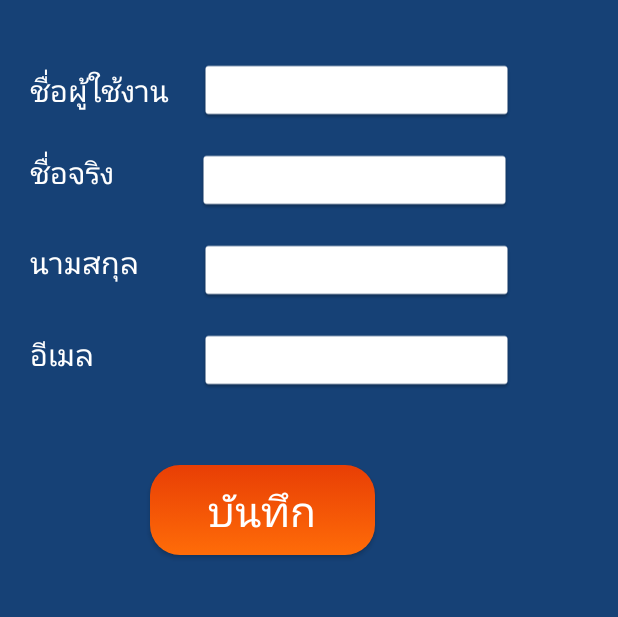
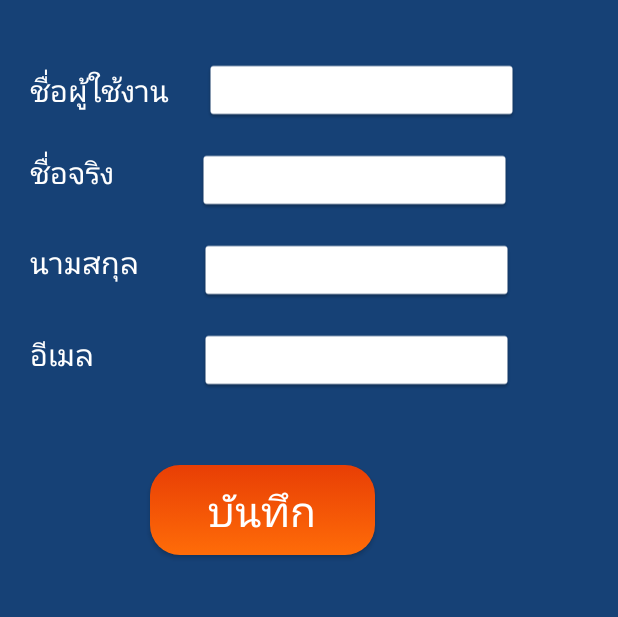
Before and after one commit to Zchacha/winwinapp, an Android app: the editprofile screen opened directly, with no data from a screen before it, on a phone screen of 412 x 824 dp, the part 339-956 px from its top. Run offline under Robolectric (Android 15) with nearby library versions, the phone set to English and light mode, and no system bars; Roboto replaces fonts that are not available here.

Commit message:
ลบปุ่มsetting

```diff
--- a/app/src/main/res/layout/activity_editprofile.xml
+++ b/app/src/main/res/layout/activity_editprofile.xml
@@ -39,7 +39,7 @@
             android:id="@+id/editText1"
             android:layout_width="210dp"
             android:layout_height="40dp"
-            android:layout_marginLeft="20dp"
+            android:layout_marginLeft="23dp"
             android:layout_marginTop="20dp"
             android:background="@drawable/common_google_signin_btn_icon_light_normal_background" />
 
--- a/app/src/main/res/menu/home.xml
+++ b/app/src/main/res/menu/home.xml
@@ -1,9 +1,5 @@
 <?xml version="1.0" encoding="utf-8"?>
 <menu xmlns:android="http://schemas.android.com/apk/res/android"
     xmlns:app="http://schemas.android.com/apk/res-auto">
-    <item
-        android:id="@+id/action_settings"
-        android:orderInCategory="100"
-        android:title="@string/action_settings"
-        app:showAsAction="never" />
+
 </menu>
```
